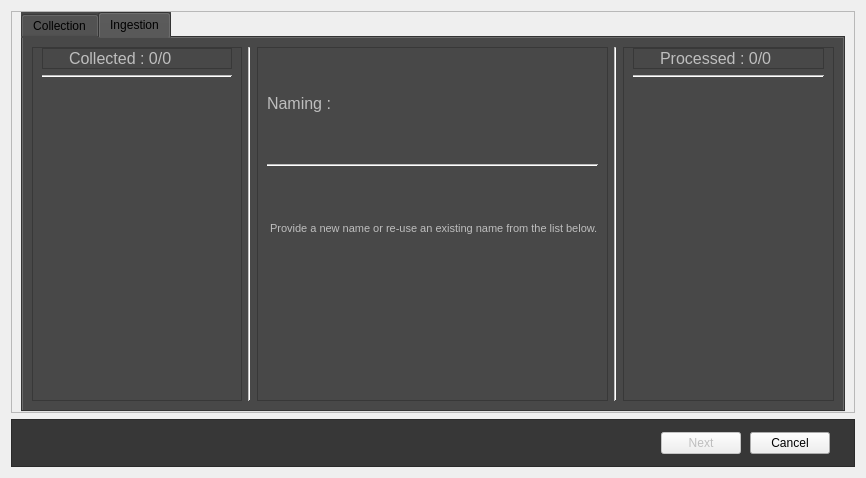
The window that library/ui/ingestion.ui (swillisart/Relic) describes before a commit, drawn with Qt 5.
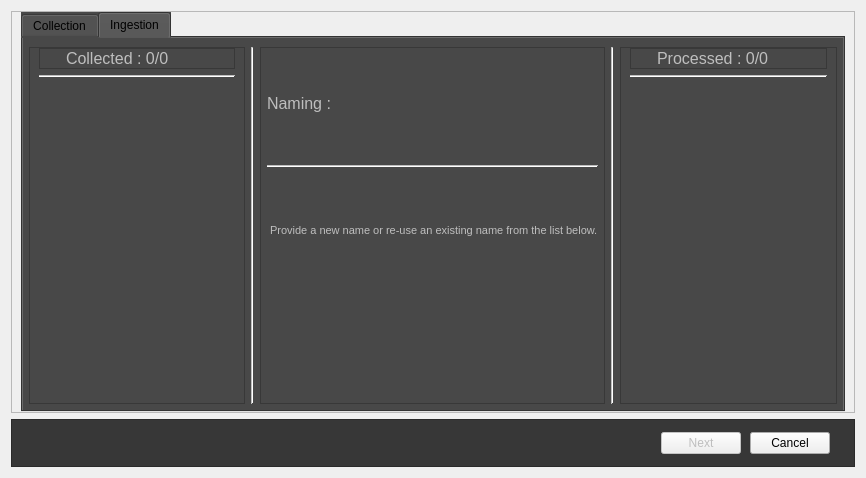
The same window after the commit. The open tabs and pages were chosen to show the change. Icons and pictures are not drawn. Custom widgets are drawn as their Qt base class.

Diff of the .ui file:
```diff
--- a/library/ui/ingestion.ui
+++ b/library/ui/ingestion.ui
@@ -356,6 +356,15 @@
           <string>Ingestion</string>
          </attribute>
          <layout class="QHBoxLayout" name="horizontalLayout">
+          <property name="leftMargin">
+           <number>6</number>
+          </property>
+          <property name="rightMargin">
+           <number>6</number>
+          </property>
+          <property name="bottomMargin">
+           <number>6</number>
+          </property>
           <item>
            <widget class="QFrame" name="collected_frame">
             <property name="styleSheet">
@@ -508,9 +517,15 @@
              <enum>QFrame::Raised</enum>
             </property>
             <layout class="QVBoxLayout" name="verticalLayout_5">
+             <property name="leftMargin">
+              <number>6</number>
+             </property>
              <property name="topMargin">
               <number>0</number>
              </property>
+             <property name="rightMargin">
+              <number>6</number>
+             </property>
              <property name="bottomMargin">
               <number>0</number>
              </property>
```
Left out of the diff: 4 changed lines with no effect on the pictures.
